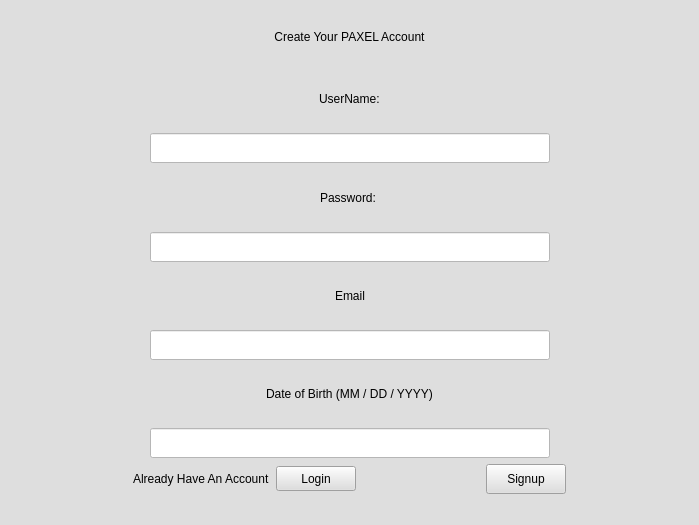
This is Paxel/signup.ui in ClownKingWalrus/PAXEL as Qt 5 draws it before an edit. The edited form follows.
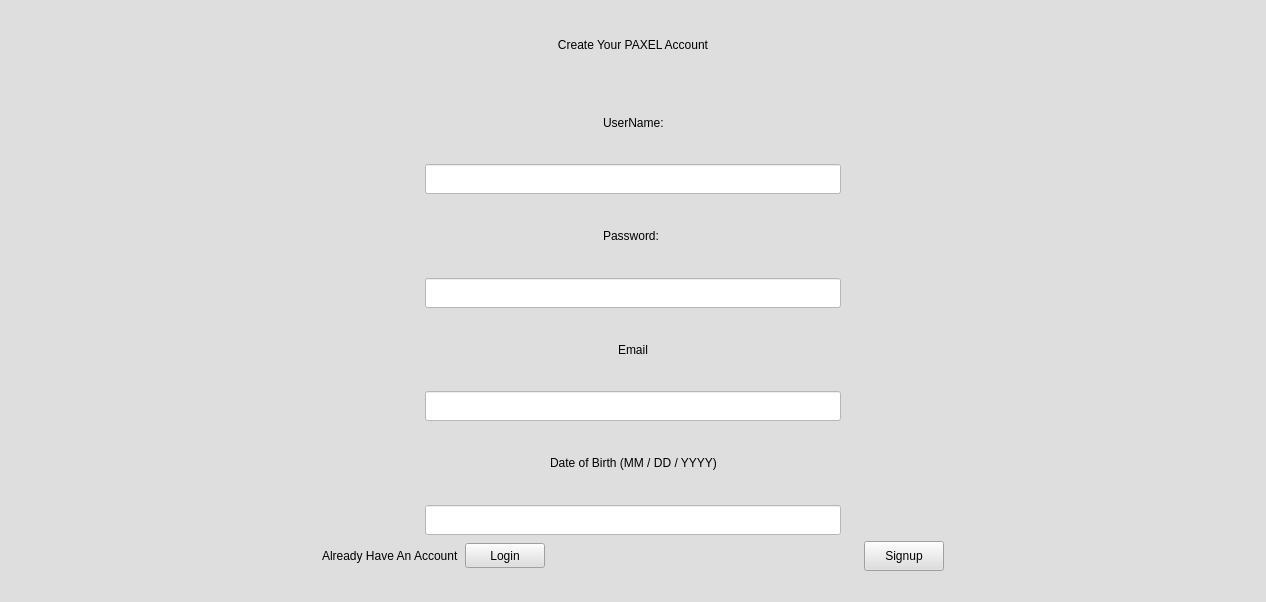
This is the edited form.

```diff
--- a/Paxel/signup.ui
+++ b/Paxel/signup.ui
@@ -6,8 +6,8 @@
    <rect>
     <x>0</x>
     <y>0</y>
-    <width>699</width>
-    <height>525</height>
+    <width>1266</width>
+    <height>602</height>
    </rect>
   </property>
   <property name="windowTitle">
```
Left out of the diff: 4 changed lines with no effect on the pictures.
